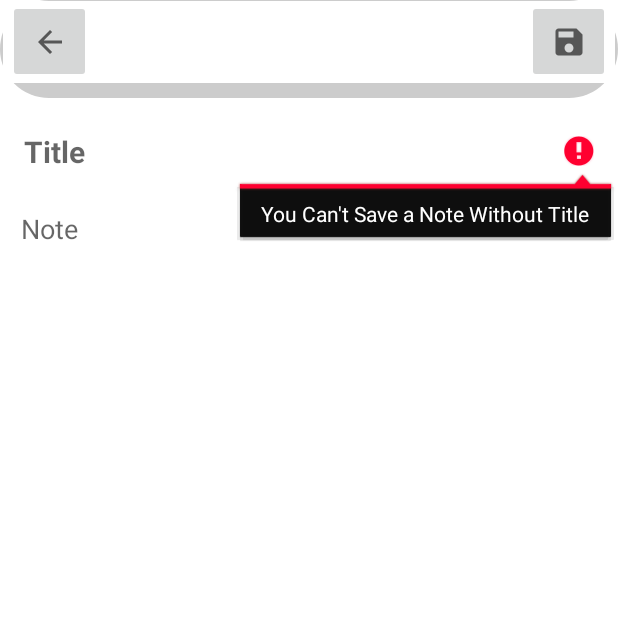
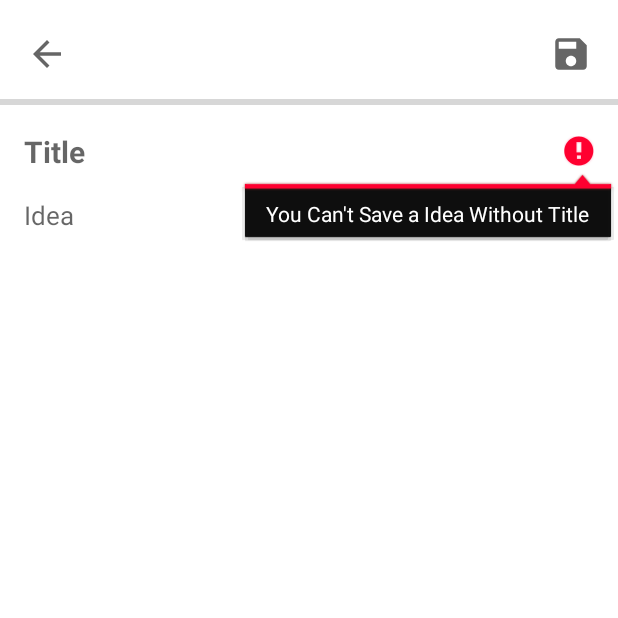
Before and after one commit to daudhrimon/Simple-NotePad-App, an Android app: the fragment TaskFragment placed in its activity, after a tap on an icon or button, on a phone screen of 412 x 824 dp, the top half of it. Run offline under Robolectric (Android 15) with nearby library versions, the phone set to English and light mode, and no system bars; our stand-ins replace Firebase (no records; nobody signed in at launch, a user with empty details on screens opened directly).

Commit message:
logo Done

```diff
--- a/app/src/main/java/com/daud/simplenotepad/SignInFragment.java
+++ b/app/src/main/java/com/daud/simplenotepad/SignInFragment.java
@@ -161,6 +161,6 @@ public class SignInFragment extends Fragment {
         signInBtn = view.findViewById(R.id.signInBtn);
         progress = view.findViewById(R.id.progressSin);
         firebaseAuth = FirebaseAuth.getInstance();
-        databaseReference = FirebaseDatabase.getInstance().getReference().child("AllUsersNote");
+        databaseReference = FirebaseDatabase.getInstance().getReference().child("AllUsersIdea");
     }
 }
--- a/app/src/main/java/com/daud/simplenotepad/SignUpFragment.java
+++ b/app/src/main/java/com/daud/simplenotepad/SignUpFragment.java
@@ -85,7 +85,7 @@ public class SignUpFragment extends Fragment {
             public void onComplete(@NonNull Task<AuthResult> task) {
                 if (task.isSuccessful()) {
                     String userId = firebaseAuth.getCurrentUser().getUid();
-                    DatabaseReference profileRef = databaseReference.child("AllUsersNote").child(userId).child("Profile");
+                    DatabaseReference profileRef = databaseReference.child("AllUsersIdea").child(userId).child("Profile");
                     HashMap<String, Object> profileMAp = new HashMap<>();
                     profileMAp.put("Name", nameIn);
                     profileMAp.put("Email", emailIn);
--- a/app/src/main/java/com/daud/simplenotepad/TaskFragment.java
+++ b/app/src/main/java/com/daud/simplenotepad/TaskFragment.java
@@ -2,45 +2,31 @@ package com.daud.simplenotepad;
 
 import static com.daud.simplenotepad.HomeFragment.userId;
 import static com.daud.simplenotepad.HomeFragment.userName;
-import static com.daud.simplenotepad.MainActivity.editor;
 import static com.daud.simplenotepad.MainActivity.hideKeyboard;
 import static com.daud.simplenotepad.MainActivity.sharedPreferences;
 
-import android.app.Activity;
-import android.content.Context;
-import android.content.Intent;
-import android.content.SharedPreferences;
-import android.inputmethodservice.Keyboard;
 import android.os.Bundle;
 
 import androidx.annotation.NonNull;
 import androidx.fragment.app.Fragment;
-import androidx.fragment.app.FragmentManager;
 
 import android.view.LayoutInflater;
-import android.view.MotionEvent;
 import android.view.View;
 import android.view.ViewGroup;
-import android.view.inputmethod.InputMethodManager;
 import android.widget.ImageButton;
-import android.widget.LinearLayout;
-import android.widget.TextView;
 import android.widget.Toast;
 
 import com.google.android.gms.tasks.OnCompleteListener;
 import com.google.android.gms.tasks.Task;
 import com.google.android.material.textfield.TextInputEditText;
 import com.google.firebase.auth.FirebaseAuth;
-import com.google.firebase.database.DataSnapshot;
-import com.google.firebase.database.DatabaseError;
 import com.google.firebase.database.DatabaseReference;
 import com.google.firebase.database.FirebaseDatabase;
-import com.google.firebase.database.ValueEventListener;
 
 import java.util.HashMap;
 
 public class TaskFragment extends Fragment {
-    private TextInputEditText titleEt, noteEt;
+    private TextInputEditText titleEt, ideaEt;
     private ImageButton backIBtn, saveIBtn;
     private FirebaseAuth firebaseAuth;
     private DatabaseReference databaseReference;
@@ -58,29 +44,18 @@ public class TaskFragment extends Fragment {
 
         //saveBtn OnClick
         saveIBtn.setOnClickListener(view1 -> {
+            String titleIn = titleEt.getText().toString();
+            if (titleIn.isEmpty()) {
+                titleEt.setError("You Can't Save a Idea Without Title");
+                titleEt.requestFocus();
+                return;
+            }
+            String ideaIn = ideaEt.getText().toString();
             if (State.equals("Edit")) {
-                String titleIn = titleEt.getText().toString();
-                if (titleIn.isEmpty()) {
-                    titleEt.setError("You Can't Save a Note Without Title");
-                    titleEt.requestFocus();
-                    return;
-                } else {
-                    String noteIn = noteEt.getText().toString();
-                    updateNoteToFirebase(titleIn, noteIn);
-                }
-
-            } else {
-                String titleIn = titleEt.getText().toString();
-                if (titleIn.isEmpty()) {
-                    titleEt.setError("You Can't Save a Note Without Title");
-                    titleEt.requestFocus();
-                    return;
-                } else {
-                    String noteIn = noteEt.getText().toString();
-                    PushNoteToFirebase(titleIn, noteIn);
-                }
+                updateIdeaToFirebase(titleIn, ideaIn);
+            }else{
+                PushIdeaToFirebase(titleIn, ideaIn);
             }
-
         });
 
         //backIBtn OnClick
@@ -98,25 +73,24 @@ public class TaskFragment extends Fragment {
     private void checkStateAndDoCustomize() {
         if (State.equals("Edit")) {
             String Title = sharedPreferences.getString("Title", "");
-            String Note = sharedPreferences.getString("Note", "");
-
+            String Idea = sharedPreferences.getString("Idea", "");
             titleEt.setText(Title);
-            noteEt.setText(Note);
+            ideaEt.setText(Idea);
         }
     }
 
-    private void updateNoteToFirebase(String titleIn, String noteIn) {
+    private void updateIdeaToFirebase(String titleIn, String ideaIn) {
         String Key = sharedPreferences.getString("Key", "");
-        DatabaseReference updateNoteRef = databaseReference.child(userId).child("Notes").child(Key);
+        DatabaseReference updateNoteRef = databaseReference.child(userId).child("Ideas").child(Key);
         HashMap<String, Object> noteMap = new HashMap<>();
         noteMap.put("Title", titleIn);
-        noteMap.put("Note", noteIn);
+        noteMap.put("Idea", ideaIn);
         noteMap.put("Key", Key);
         updateNoteRef.setValue(noteMap).addOnCompleteListener(new OnCompleteListener<Void>() {
             @Override
             public void onComplete(@NonNull Task<Void> task) {
                 if (task.isSuccessful()) {
-                    Toast.makeText(getContext(), "Dear..." + userName + " Your Note Updated Successfully", Toast.LENGTH_SHORT).show();
+                    Toast.makeText(getContext(), "Dear..." + userName + " Your Idea Updated Successfully", Toast.LENGTH_SHORT).show();
                     getParentFragmentManager().popBackStack();
                     hideKeyboard(getActivity());
                     MainActivity.setSharedPreferencesEmpty();
@@ -128,18 +102,18 @@ public class TaskFragment extends Fragment {
     }
 
     //Push Note To Firebase Method
-    private void PushNoteToFirebase(String titleIn, String noteIn) {
-        DatabaseReference pushNoteRef = databaseReference.child(userId).child("Notes").push();
+    private void PushIdeaToFirebase(String titleIn, String ideaIn) {
+        DatabaseReference pushNoteRef = databaseReference.child(userId).child("Ideas").push();
         String pushKey = pushNoteRef.getKey().toString();
         HashMap<String, Object> noteMap = new HashMap<>();
         noteMap.put("Title", titleIn);
-        noteMap.put("Note", noteIn);
+        noteMap.put("Idea", ideaIn);
         noteMap.put("Key", pushKey);
         pushNoteRef.setValue(noteMap).addOnCompleteListener(new OnCompleteListener<Void>() {
             @Override
             public void onComplete(@NonNull Task<Void> task) {
                 if (task.isSuccessful()) {
-                    Toast.makeText(getContext(), "Dear..." + userName + " Your Note Saved Successfully", Toast.LENGTH_SHORT).show();
+                    Toast.makeText(getContext(), "Dear..." + userName + " Your Idea Saved Successfully", Toast.LENGTH_SHORT).show();
                     getParentFragmentManager().popBackStack();
                     hideKeyboard(getActivity());
                 } else {
@@ -152,7 +126,7 @@ public class TaskFragment extends Fragment {
     //initialization
     private void initial(View view) {
         titleEt = view.findViewById(R.id.titleEt);
-        noteEt = view.findViewById(R.id.noteEt);
+        ideaEt = view.findViewById(R.id.ideaEt);
         backIBtn = view.findViewById(R.id.backIBtn);
         saveIBtn = view.findViewById(R.id.saveIBtn);
         firebaseAuth = FirebaseAuth.getInstance();
--- a/app/src/main/res/drawable/bottom_shade.xml
+++ b/app/src/main/res/drawable/bottom_shade.xml
@@ -5,20 +5,20 @@
     <item>
         <shape android:shape="rectangle" >
             <solid android:color="#33000000" />
-            <corners android:radius="50dp" />
+            <corners android:radius="0dp" />
         </shape>
     </item>
 
 
     <item
-        android:bottom="10dp"
-        android:left="2dp"
-        android:right="2dp"
-        android:top="1dp">
+        android:bottom="5dp"
+        android:left="0dp"
+        android:right="0dp"
+        android:top="0dp">
 
 
         <shape android:shape="rectangle" >
-            <solid android:color="#FFFFFF" />
+            <solid android:color="#00FFFFFF" />
             <corners android:radius="0dp" />
         </shape>
 
--- a/app/src/main/res/drawable/ic_baseline_arrow_back_24.xml
+++ b/app/src/main/res/drawable/ic_baseline_arrow_back_24.xml
@@ -1,11 +1,5 @@
-<vector xmlns:android="http://schemas.android.com/apk/res/android"
-    android:width="24dp"
-    android:height="24dp"
-    android:viewportWidth="24"
-    android:viewportHeight="24"
-    android:tint="?attr/colorControlNormal"
-    android:autoMirrored="true">
-  <path
-      android:fillColor="@android:color/white"
-      android:pathData="M20,11H7.83l5.59,-5.59L12,4l-8,8 8,8 1.41,-1.41L7.83,13H20v-2z"/>
+<vector android:autoMirrored="true" android:height="28dp"
+    android:tint="?attr/colorControlNormal" android:viewportHeight="24"
+    android:viewportWidth="24" android:width="28dp" xmlns:android="http://schemas.android.com/apk/res/android">
+    <path android:fillColor="@android:color/white" android:pathData="M20,11H7.83l5.59,-5.59L12,4l-8,8 8,8 1.41,-1.41L7.83,13H20v-2z"/>
 </vector>
--- a/app/src/main/res/drawable/ic_baseline_save_24.xml
+++ b/app/src/main/res/drawable/ic_baseline_save_24.xml
@@ -1,10 +1,5 @@
-<vector xmlns:android="http://schemas.android.com/apk/res/android"
-    android:width="24dp"
-    android:height="24dp"
-    android:viewportWidth="24"
-    android:viewportHeight="24"
-    android:tint="?attr/colorControlNormal">
-  <path
-      android:fillColor="@android:color/white"
-      android:pathData="M17,3L5,3c-1.11,0 -2,0.9 -2,2v14c0,1.1 0.89,2 2,2h14c1.1,0 2,-0.9 2,-2L21,7l-4,-4zM12,19c-1.66,0 -3,-1.34 -3,-3s1.34,-3 3,-3 3,1.34 3,3 -1.34,3 -3,3zM15,9L5,9L5,5h10v4z"/>
+<vector android:height="28dp" android:tint="?attr/colorControlNormal"
+    android:viewportHeight="24" android:viewportWidth="24"
+    android:width="28dp" xmlns:android="http://schemas.android.com/apk/res/android">
+    <path android:fillColor="@android:color/white" android:pathData="M17,3L5,3c-1.11,0 -2,0.9 -2,2v14c0,1.1 0.89,2 2,2h14c1.1,0 2,-0.9 2,-2L21,7l-4,-4zM12,19c-1.66,0 -3,-1.34 -3,-3s1.34,-3 3,-3 3,1.34 3,3 -1.34,3 -3,3zM15,9L5,9L5,5h10v4z"/>
 </vector>
--- a/app/src/main/res/layout/fragment_task.xml
+++ b/app/src/main/res/layout/fragment_task.xml
@@ -8,39 +8,46 @@
     <RelativeLayout
         android:id="@+id/toolBar"
         android:layout_width="match_parent"
-        android:layout_height="65dp"
-        android:background="@drawable/bottom_shade"
+        android:layout_height="60dp"
         android:orientation="horizontal">
 
         <ImageButton
             android:id="@+id/backIBtn"
-            android:layout_width="55dp"
-            android:layout_height="55dp"
-            android:layout_alignParentLeft="true"
-            android:layout_alignParentTop="true"
+            android:layout_width="wrap_content"
+            android:layout_height="wrap_content"
+            android:layout_alignParentStart="true"
+            android:layout_alignParentBottom="true"
             android:layout_marginStart="5dp"
+            android:backgroundTint="#01FFFFFF"
             android:src="@drawable/ic_baseline_arrow_back_24"
             tools:ignore="SpeakableTextPresentCheck,TouchTargetSizeCheck" />
 
         <ImageButton
             android:id="@+id/saveIBtn"
-            android:layout_width="55dp"
-            android:layout_height="55dp"
-            android:layout_alignParentTop="true"
-            android:layout_alignParentRight="true"
+            android:layout_width="wrap_content"
+            android:layout_height="wrap_content"
+            android:layout_alignParentEnd="true"
+            android:layout_alignParentBottom="true"
             android:layout_marginEnd="5dp"
+            android:backgroundTint="#01FFFFFF"
             android:src="@drawable/ic_baseline_save_24"
             tools:ignore="SpeakableTextPresentCheck,TouchTargetSizeCheck" />
 
     </RelativeLayout>
 
+    <ProgressBar
+        android:id="@+id/topLine"
+        android:layout_width="match_parent"
+        android:layout_height="wrap_content"
+        style="@style/Widget.AppCompat.ProgressBar.Horizontal"
+        android:layout_below="@+id/toolBar" />
+
     <LinearLayout
         android:id="@+id/screen"
         android:layout_width="match_parent"
         android:layout_height="0dp"
-        android:layout_below="@id/toolBar"
-        android:layout_alignParentBottom="true"
-        android:padding="5dp">
+        android:layout_below="@id/topLine"
+        android:layout_alignParentBottom="true">
 
         <ScrollView
             android:layout_width="match_parent"
@@ -53,32 +60,28 @@
 
                 <com.google.android.material.textfield.TextInputEditText
                     android:id="@+id/titleEt"
+                    style="@style/Widget.MaterialComponents.TextInputLayout.OutlinedBox"
                     android:layout_width="match_parent"
                     android:layout_height="50dp"
-                    android:layout_margin="5dp"
-                    android:background="#FFFFFF"
                     android:focusableInTouchMode="true"
                     android:hint="Title"
-                    android:padding="5dp"
-                    android:textColor="#000000"
+                    android:padding="0dp"
                     android:textSize="20dp"
                     android:textStyle="bold" />
 
                 <com.google.android.material.textfield.TextInputEditText
-                    android:id="@+id/noteEt"
+                    android:id="@+id/ideaEt"
+                    style="@style/Widget.MaterialComponents.TextInputLayout.OutlinedBox"
                     android:layout_width="match_parent"
                     android:layout_height="wrap_content"
-                    android:layout_marginStart="5dp"
                     android:layout_marginTop="5dp"
-                    android:layout_marginEnd="5dp"
                     android:layout_marginBottom="5dp"
-                    android:background="#FFFFFF"
-                    android:focusableInTouchMode="true"
                     android:gravity="top"
-                    android:hint="Note"
+                    android:hint="Idea"
+                    android:textSize="17dp"
                     android:inputType="textMultiLine"
                     android:minHeight="350dp"
-                    android:padding="3dp"
+                    android:padding="0dp"
                     android:textColor="#000000" />
 
             </LinearLayout>
--- a/app/src/main/res/layout/notes_view_holder_layout.xml
+++ b/app/src/main/res/layout/notes_view_holder_layout.xml
@@ -8,7 +8,7 @@
     app:cardCornerRadius="11dp">
 
     <LinearLayout
-        android:id="@+id/noteCard"
+        android:id="@+id/ideaCard"
         android:layout_width="match_parent"
         android:layout_height="wrap_content"
         android:orientation="vertical"
@@ -25,12 +25,12 @@
             android:textStyle="bold" />
 
         <TextView
-            android:id="@+id/noteTvNvh"
+            android:id="@+id/ideaTvNvh"
             android:layout_width="match_parent"
             android:layout_height="wrap_content"
             android:layout_margin="1dp"
             android:maxHeight="170dp"
-            android:text="Body"
+            android:text="Idea"
             android:textColor="#000000"
             android:textSize="20dp" />
 
```
Also changed, not shown: app/src/main/java/com/daud/simplenotepad/HomeFragment.java (+8 -15 lines), app/src/main/java/com/daud/simplenotepad/IdeasModel.java (renamed from app/src/main/java/com/daud/simplenotepad/NotesModel.java, +9 -9 lines), app/src/main/java/com/daud/simplenotepad/NotesAdapter.java (+13 -15 lines), app/src/main/res/layout/fragment_home.xml (+10 -8 lines).
